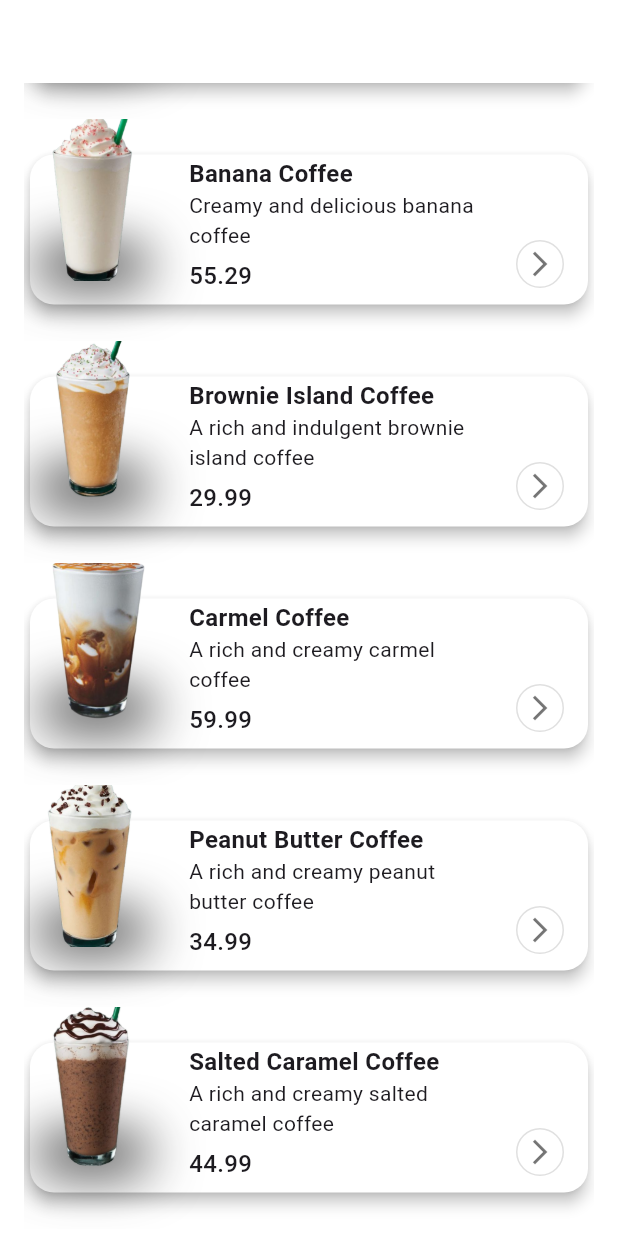
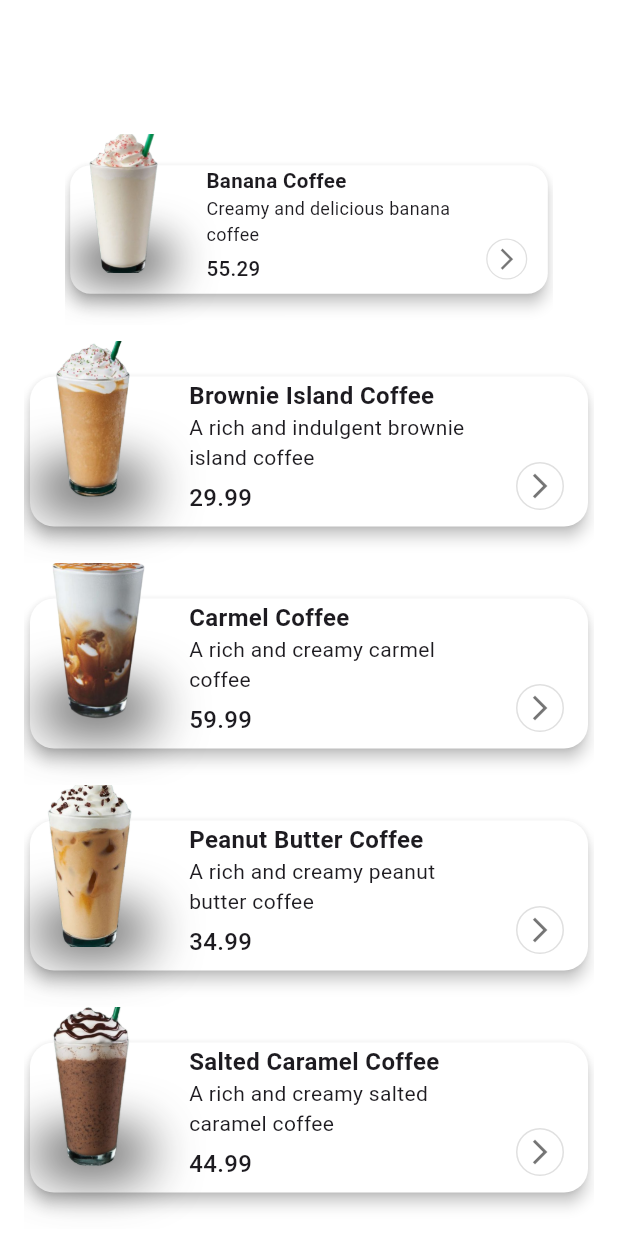
Before and after one commit to M-Waleed-Elsherbeny/Espresso-Coffee-App, a Flutter app: the screen it shows after launch, scrolled down 272 dp, on a phone screen of 412 x 824 dp. Run offline on Flutter 3.47's test engine with Material 3 defaults, Android fonts, the phone set to English and light mode, and no system bars.

Commit message:
Refactor home view and add animated drink details feature

```diff
--- /dev/null
+++ b/lib/features/home/drinks_home_view.dart
@@ -0,0 +1,67 @@
+import 'package:espersso_coffee_app/features/home/components/drink_items.dart';
+import 'package:espersso_coffee_app/features/home/drinks_details.dart';
+import 'package:espersso_coffee_app/features/home/model/drink_model.dart';
+import 'package:flutter/material.dart';
+
+class HomeView extends StatefulWidget {
+  const HomeView({super.key});
+
+  @override
+  State<HomeView> createState() => _HomeViewState();
+}
+
+class _HomeViewState extends State<HomeView> {
+  ScrollController scrollController = ScrollController();
+  @override
+  Widget build(BuildContext context) {
+    return Scaffold(
+      backgroundColor: Colors.white,
+      body: SafeArea(
+        child: Padding(
+          padding: const EdgeInsets.symmetric(horizontal: 16.0, vertical: 5),
+          child: Column(
+            children: [
+              SizedBox(height: 50),
+              Expanded(
+                child: ListView.builder(
+                  controller: scrollController,
+                  itemCount: DrinkModel.drinks.length,
+                  itemBuilder: (context, index) {
+                    var drink = DrinkModel.drinks[index];
+                    return AnimatedBuilder(
+                      animation: scrollController,
+                      builder: (context, child) {
+                        double value = 0;
+                        if (scrollController.hasClients) {
+                          value = scrollController.offset / 100 - index;
+                          value = value.clamp(0, 3);
+                        }
+                        return Transform.scale(
+                          scale: 1 - (value * 0.2),
+                          child: child,
+                        );
+                      },
+                      child: GestureDetector(
+                        onTap: () {
+                          Navigator.push(context, MaterialPageRoute(builder: (_) {
+                            return DrinksDetails();
+                          }));
+                        },
+                        child: DrinkItems(
+                          drinkImage: drink.imagePath,
+                          title: drink.name,
+                          description: drink.description,
+                          price: '${drink.price}',
+                        ),
+                      ),
+                    );
+                  },
+                ),
+              ),
+            ],
+          ),
+        ),
+      ),
+    );
+  }
+}
--- a/lib/features/home/home_view.dart
+++ /dev/null
@@ -1,43 +0,0 @@
-import 'package:espersso_coffee_app/features/home/components/drink_items.dart';
-import 'package:espersso_coffee_app/features/home/model/drink_model.dart';
-import 'package:flutter/material.dart';
-
-class HomeView extends StatefulWidget {
-  const HomeView({super.key});
-
-  @override
-  State<HomeView> createState() => _HomeViewState();
-}
-
-class _HomeViewState extends State<HomeView> {
-  @override
-  Widget build(BuildContext context) {
-    return Scaffold(
-      backgroundColor: Colors.white,
-      body: SafeArea(
-        child: Padding(
-          padding: const EdgeInsets.symmetric(horizontal: 16.0, vertical: 5),
-          child: Column(
-            children: [
-              SizedBox(height: 50),
-              Expanded(
-                child: ListView.builder(
-                  itemCount: DrinkModel.drinks.length,
-                  itemBuilder: (context, index) {
-                    var drink = DrinkModel.drinks[index];
-                    return DrinkItems(
-                      drinkImage: drink.imagePath,
-                      title: drink.name,
-                      description: drink.description,
-                      price: '${drink.price}',
-                    );
-                  },
-                ),
-              ),
-            ],
-          ),
-        ),
-      ),
-    );
-  }
-}
--- a/lib/main.dart
+++ b/lib/main.dart
@@ -1,4 +1,4 @@
-import 'package:espersso_coffee_app/features/home/home_view.dart';
+import 'package:espersso_coffee_app/features/home/drinks_home_view.dart';
 import 'package:flutter/material.dart';
 
 void main() {
@@ -13,6 +13,7 @@
   Widget build(BuildContext context) {
     return MaterialApp(
       title: 'Flutter Demo',
+      debugShowCheckedModeBanner: false,
       theme: ThemeData(
         colorScheme: ColorScheme.fromSeed(seedColor: Colors.deepPurple),
       ),
```
Also changed, not shown: lib/features/home/components/animated_drink_image.dart (added, +61 -0 lines), lib/features/home/components/drink_details.dart (added, +47 -0 lines), lib/features/home/components/drink_size.dart (added, +11 -0 lines), lib/features/home/drinks_details.dart (added, +157 -0 lines).
